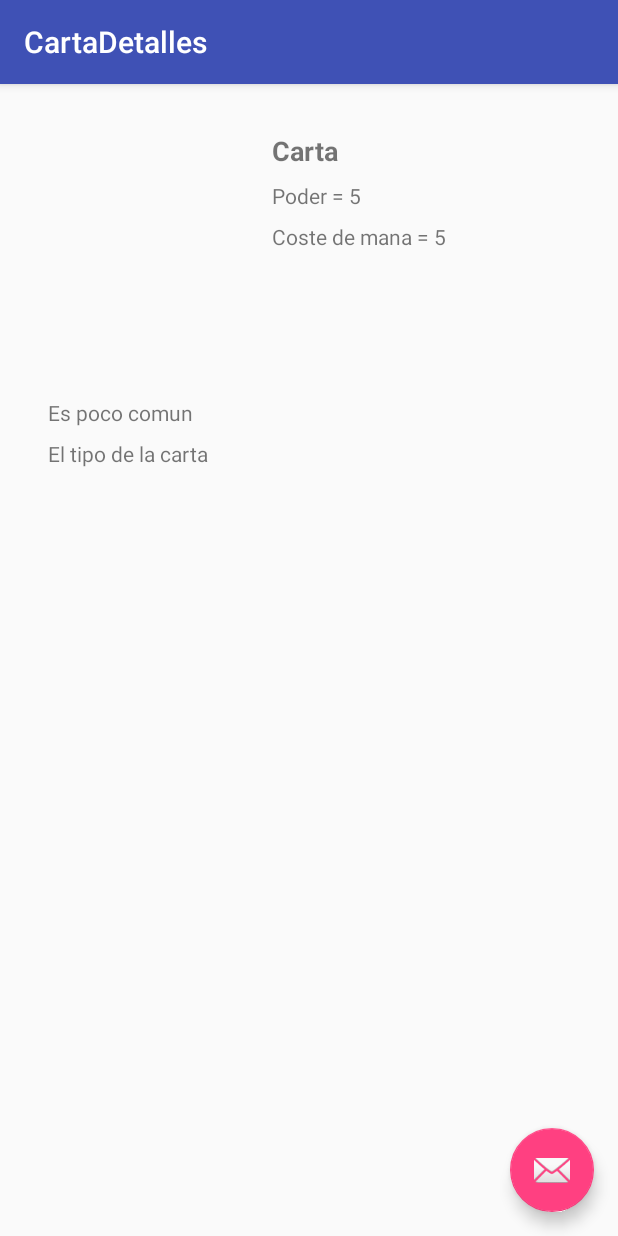
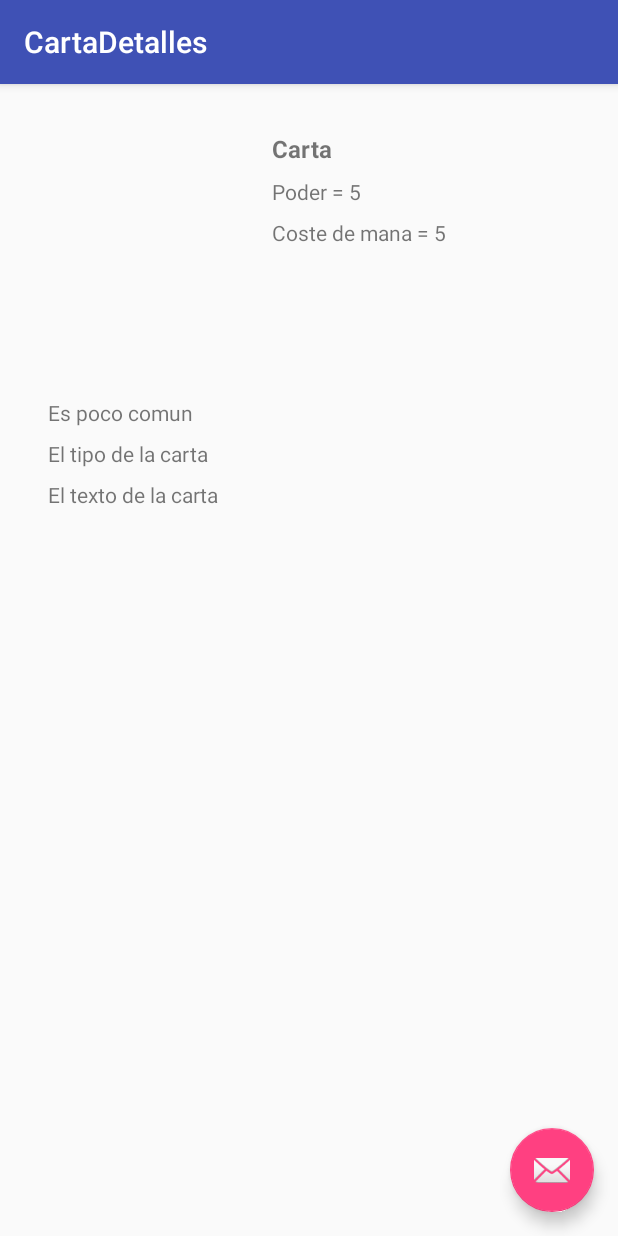
Before and after one commit to CristianJRamirez/MagicList2, an Android app: the CartaDetallesFragment screen opened directly, with no data from a screen before it, on a phone screen of 412 x 824 dp. Run offline under Robolectric (Android 15) with nearby library versions, the phone set to English and light mode, and no system bars; pictures from the network do not load.

Commit message:
cambios de visual

```diff
--- a/app/src/main/java/a45858000w/magiclist2/CartaDetallesFragment.java
+++ b/app/src/main/java/a45858000w/magiclist2/CartaDetallesFragment.java
@@ -62,8 +62,10 @@ public class CartaDetallesFragment extends Fragment {
 
 
         cartaTitulo.setText(carta.getName() );
-        cartaPower.setText(
-               Html.fromHtml("<b>Poder :</b> " + carta.getPower() + "%"));
+        cartaPower.setText(Html.fromHtml("<b>Poder :</b> " + carta.getPower() + "%"));
+        cartaMana.setText(Html.fromHtml("<b>Coste de Mana :</b> " + carta.getManaCost()));
+        cartaRarity.setText(Html.fromHtml("<b>Rareza :</b> " + carta.getRarity()));
+        cartaType.setText(Html.fromHtml("<b>Tipo :</b> " + carta.getType()));
         cartaText.setText(Html.fromHtml("<b>Texto :</b> " + carta.getText()));
         Glide.with(getContext()).load(carta.getImageUrl()).into(ivPosterImage);
     }
--- a/app/src/main/res/layout/fragment_carta_detalles.xml
+++ b/app/src/main/res/layout/fragment_carta_detalles.xml
@@ -32,7 +32,7 @@
         android:layout_marginStart="16dp"
         android:layout_marginTop="16dp"
         android:text="Carta"
-        android:textSize="18sp"
+        android:textSize="16sp"
         android:textStyle="bold"
         app:layout_constraintLeft_toRightOf="@+id/ivPosterImage"
         app:layout_constraintTop_toTopOf="parent" />
@@ -79,4 +79,14 @@
         app:layout_constraintRight_toRightOf="@+id/cartaRarity"
         app:layout_constraintTop_toBottomOf="@+id/cartaRarity" />
 
+    <TextView
+        android:id="@+id/cartaText"
+        android:layout_width="0dp"
+        android:layout_height="wrap_content"
+        android:layout_marginTop="8dp"
+        android:text="El texto de la carta "
+        app:layout_constraintLeft_toLeftOf="@+id/cartaType"
+        app:layout_constraintRight_toRightOf="@+id/cartaType"
+        app:layout_constraintTop_toBottomOf="@+id/cartaType" />
+
 </android.support.constraint.ConstraintLayout>
```
